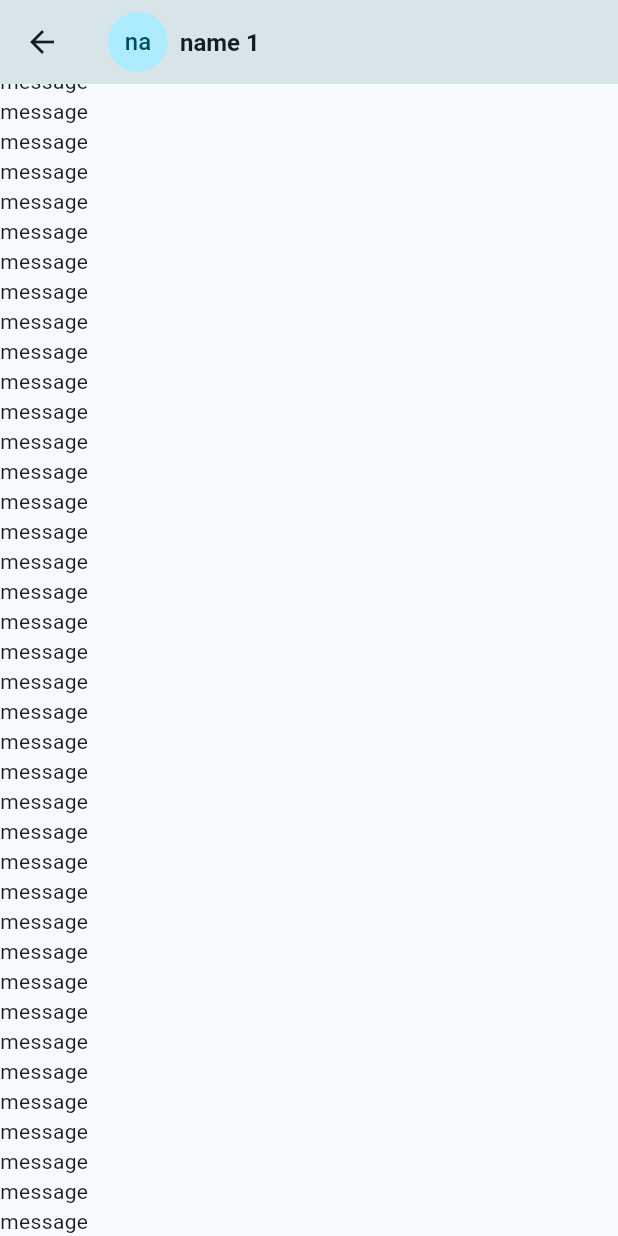
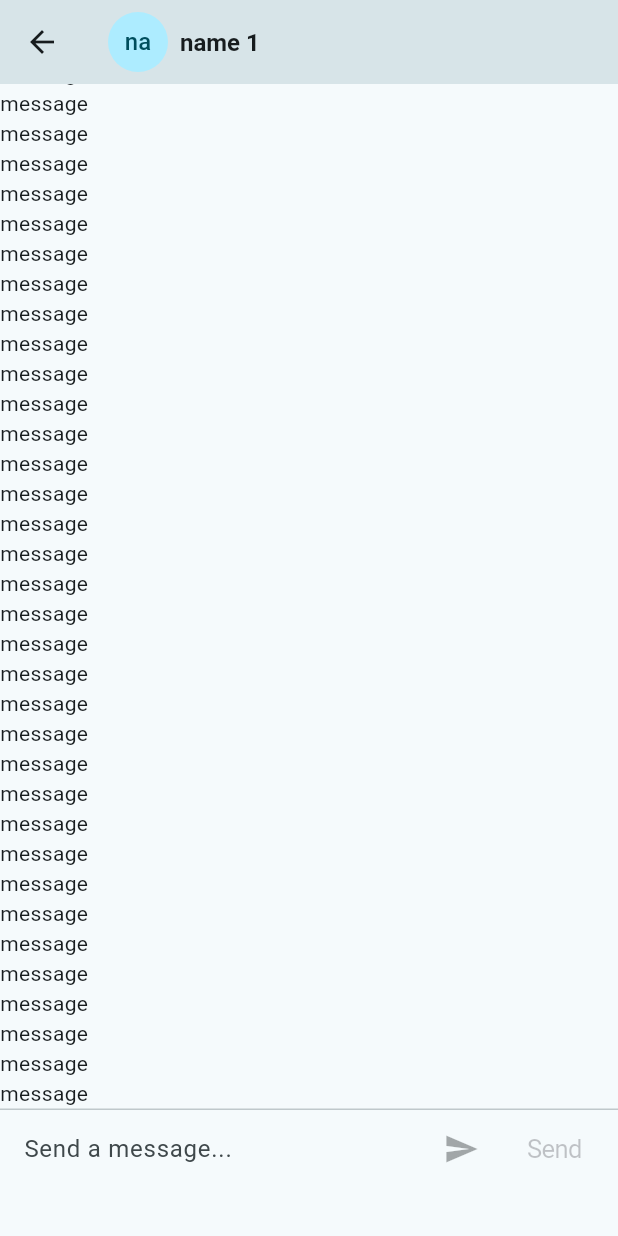
Before and after one commit to OGispert/chat_app_2.0, a Flutter app: the screen it shows after launch, after a tap on "na", on a phone screen of 412 x 824 dp. Run offline on Flutter 3.47's test engine with Material 3 defaults, Android fonts, the phone set to English and light mode, and no system bars; our stand-ins replace pull_to_refresh.

Commit message:
Adding new message text field

```diff
--- a/lib/views/chat_view.dart
+++ b/lib/views/chat_view.dart
@@ -1,9 +1,29 @@
+import 'dart:io';
+
+import 'package:flutter/cupertino.dart';
 import 'package:flutter/material.dart';
 
-class ChatView extends StatelessWidget {
+class ChatView extends StatefulWidget {
   const ChatView({super.key, required this.userName});
 
   final String userName;
+
+  @override
+  State<ChatView> createState() => _ChatViewState();
+}
+
+class _ChatViewState extends State<ChatView> {
+  final messageController = TextEditingController();
+  final focusNode = FocusNode();
+  bool isWriting = false;
+
+  void _sendMessage() {
+    messageController.clear();
+    focusNode.requestFocus();
+    setState(() {
+      isWriting = false;
+    });
+  }
 
   @override
   Widget build(BuildContext context) {
@@ -11,27 +31,69 @@ class ChatView extends StatelessWidget {
       appBar: AppBar(
         title: Row(
           children: [
-            CircleAvatar(child: Text(userName.substring(0, 2))),
+            CircleAvatar(child: Text(widget.userName.substring(0, 2))),
             SizedBox(width: 8),
             Text(
-              userName,
+              widget.userName,
               style: TextStyle(fontSize: 16, fontWeight: FontWeight.bold),
             ),
           ],
         ),
         elevation: 1,
       ),
-      body: Expanded(
-        child: Column(
+      body: Column(
         children: [
-            Flexible(
+          Expanded(
             child: ListView.builder(
               itemBuilder: (context, index) => Text('message'),
               reverse: true,
             ),
           ),
+          Divider(height: 1),
+          _inputTextBox(),
         ],
       ),
+    );
+  }
+
+  Widget _inputTextBox() {
+    return Padding(
+      padding: EdgeInsets.only(left: 16, right: 4, bottom: 32),
+      child: Row(
+        children: [
+          Expanded(
+            child: TextField(
+              controller: messageController,
+              textCapitalization: TextCapitalization.sentences,
+              autocorrect: true,
+              enableSuggestions: true,
+              decoration: InputDecoration.collapsed(
+                hintText: 'Send a message...',
+              ),
+              onTapOutside: (PointerDownEvent event) {
+                FocusManager.instance.primaryFocus?.unfocus();
+              },
+              onChanged: (text) {
+                setState(() {
+                  text.trim().isEmpty ? isWriting = false : isWriting = true;
+                });
+              },
+              focusNode: focusNode,
+            ),
+          ),
+
+          if (Platform.isAndroid)
+            IconButton(
+              color: Theme.of(context).colorScheme.primary,
+              onPressed: isWriting ? _sendMessage : null,
+              icon: Icon(Icons.send),
+            ),
+
+          CupertinoButton(
+            onPressed: isWriting ? _sendMessage : null,
+            child: Text('Send'),
+          ),
+        ],
       ),
     );
   }
```
Lines whose indentation alone changed are shown as unchanged.
